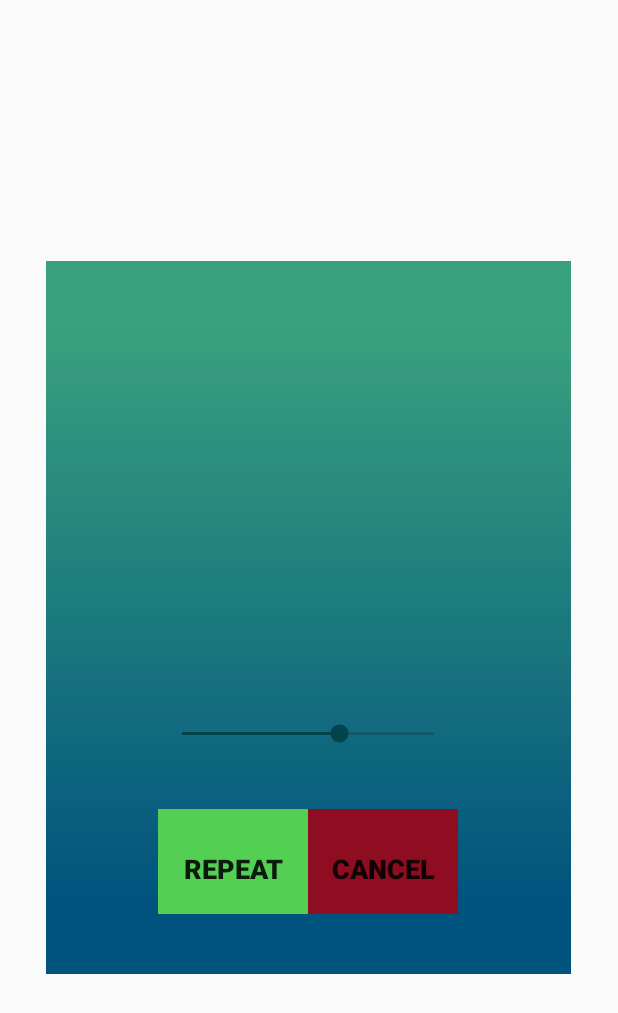
After one commit to git-hubbs/ReMorse, an Android app: the layout mainpopup.xml on its own in the app's theme, with its tools: preview values and no code run, on a phone screen of 412 x 824 dp. The commit adds this screen. Shown: the top 1013 px of the screen. Run offline under Robolectric (Android 15) with nearby library versions, the phone set to English and light mode, and no system bars.

Commit message:
5-1-2019 demonstration

```diff
--- /dev/null
+++ b/app/src/main/res/layout/mainpopup.xml
@@ -0,0 +1,64 @@
+<?xml version="1.0" encoding="utf-8"?>
+<LinearLayout xmlns:android="http://schemas.android.com/apk/res/android"
+    xmlns:tools="http://schemas.android.com/tools"
+    android:orientation="vertical"
+    android:layout_width="350dp"
+    android:layout_height="475dp"
+    android:background="@drawable/gradient"
+    android:padding="5dp"
+    android:layout_gravity="center">
+
+    <TextView
+        android:id="@+id/progressText"
+        android:layout_width="250dp"
+        android:layout_height="150dp"
+        android:layout_gravity="center"
+        android:layout_marginTop="50dp"
+
+        android:textColor="@color/white"
+        android:textSize="24sp" />
+
+    <SeekBar
+        android:id="@+id/seekbar"
+        android:color="#D51F06"
+        android:layout_width="200dp"
+        android:layout_height="40dp"
+        android:layout_gravity="center"
+        android:layout_marginTop="90dp"
+        android:max="8"
+        android:progress="5" />
+
+
+    <LinearLayout xmlns:android="http://schemas.android.com/apk/res/android"
+
+        android:orientation="horizontal"
+        android:layout_width="wrap_content"
+        android:layout_height="wrap_content"
+        android:layout_gravity="center"
+        >
+
+        <Button
+            android:id="@+id/repeat"
+            android:layout_width="100dp"
+            android:layout_height="80dp"
+            android:layout_gravity="center"
+            android:layout_marginTop="20dp"
+            android:background="#53CF53"
+            android:text="Repeat"
+            android:textSize="18sp"
+            android:textStyle="bold" />
+
+        <Button
+            android:id="@+id/cancel"
+            android:layout_width="100dp"
+            android:layout_height="80dp"
+            android:layout_gravity="center"
+            android:layout_marginTop="20dp"
+            android:text="@string/cancel"
+            android:textStyle="bold"
+            android:background="#8E0D21"
+            android:textSize="18sp" />
+    </LinearLayout>
+
+
+</LinearLayout>
--- a/app/src/main/res/values/strings.xml
+++ b/app/src/main/res/values/strings.xml
@@ -1,3 +1,4 @@
 <resources>
     <string name="app_name">ReMorse</string>
+    <string name="cancel">Cancel</string>
 </resources>
```
Also changed, not shown: app/src/main/java/com/example/remorse/MainActivity.java (+84 -47 lines), app/src/main/res/drawable/gradient.jpg (added).
